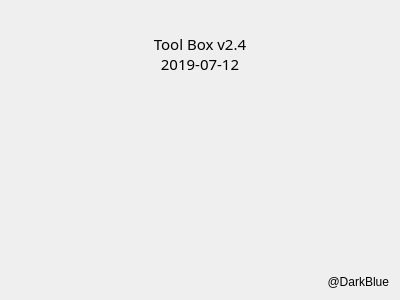
Before: the Qt Designer form ToolBox/about/about.ui in ZhangYuyinGItHub/ToolBox, drawn with Qt 5.
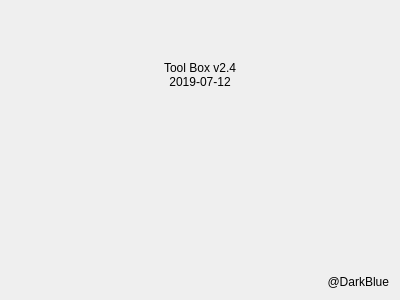
After: the same form once the commit is applied. Icons and pictures are not drawn.

Commit message: [ToolBox] update serialassit page

Diff of the .ui file:
```diff
--- a/ToolBox/about/about.ui
+++ b/ToolBox/about/about.ui
@@ -15,20 +15,12 @@
   </property>
   <layout class="QVBoxLayout" name="verticalLayout">
    <item>
-    <layout class="QVBoxLayout" name="verticalLayout_7" stretch="3,5,4,0">
+    <layout class="QVBoxLayout" name="verticalLayout_7" stretch="4,5,4,0">
      <property name="spacing">
       <number>5</number>
      </property>
      <item>
-      <widget class="QLabel" name="label_5">
-       <property name="font">
-        <font>
-         <family>Adobe Arabic</family>
-         <pointsize>11</pointsize>
-         <weight>50</weight>
-         <bold>false</bold>
-        </font>
-       </property>
+      <widget class="QLabel" name="label_2">
        <property name="text">
         <string>Tool Box v2.4
 2019-07-12</string>
```
The commit also changes 1 other file.
